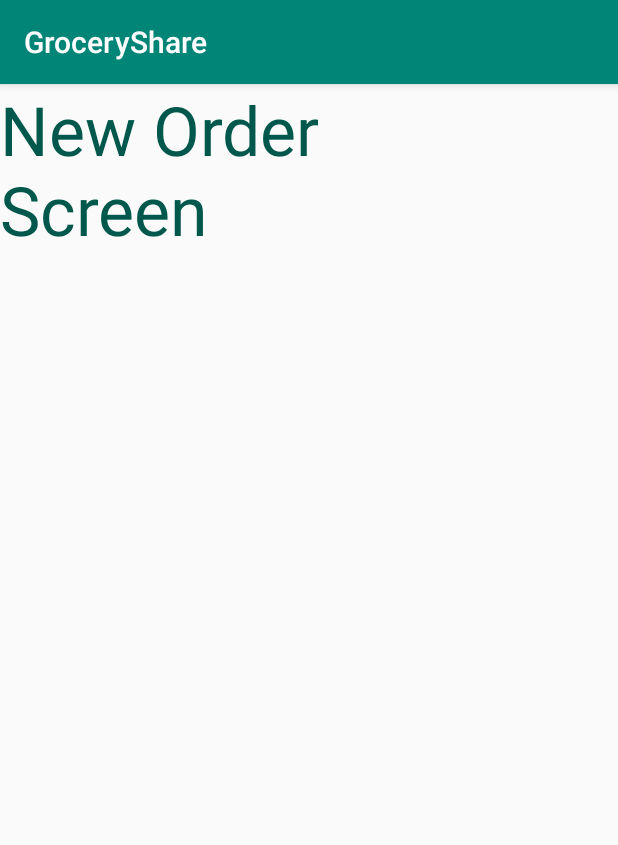
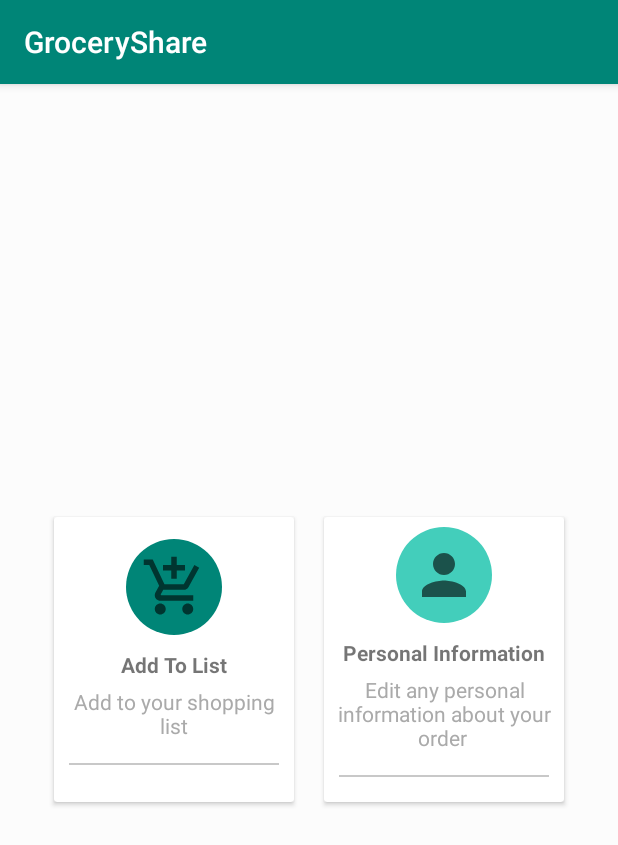
Before and after one commit to masher1/GroceryShare, an Android app: the OrderActivity screen opened directly, with no data from a screen before it, on a phone screen of 412 x 824 dp. Shown: the top 845 px of the screen. Run offline under Robolectric (Android 15) with nearby library versions, the light colour scheme and no system bars.

Commit message:
basic shopping list

```diff
--- a/app/src/main/AndroidManifest.xml
+++ b/app/src/main/AndroidManifest.xml
@@ -9,7 +9,9 @@
         android:roundIcon="@mipmap/ic_launcher_round"
         android:supportsRtl="true"
         android:theme="@style/AppTheme">
-        <activity android:name=".RatingActivity"></activity>
+        <activity android:name=".PersonalActivity"></activity>
+        <activity android:name=".ListActivity" />
+        <activity android:name=".RatingActivity" />
         <activity android:name=".SettingsActivity" />
         <activity android:name=".PastActivity" />
         <activity android:name=".PendingActivity" />
--- a/app/src/main/java/com/example/groceryshare/MainActivity.java
+++ b/app/src/main/java/com/example/groceryshare/MainActivity.java
@@ -16,7 +16,7 @@ public class MainActivity extends AppCompatActivity {
         super.onCreate(savedInstanceState);
         setContentView(R.layout.mainactivity);
 
-        loginbutton = (Button) findViewById(R.id.button);
+        loginbutton = findViewById(R.id.button);
         loginbutton.setOnClickListener(new View.OnClickListener() {
             @Override
             public void onClick(View v) {
@@ -25,7 +25,7 @@ public class MainActivity extends AppCompatActivity {
             }
         });
 
-        signupbutton = (Button) findViewById(R.id.button2);
+        signupbutton = findViewById(R.id.button2);
         signupbutton.setOnClickListener(new View.OnClickListener() {
             @Override
             public void onClick(View v) {
--- a/app/src/main/java/com/example/groceryshare/NewAccountActivity.java
+++ b/app/src/main/java/com/example/groceryshare/NewAccountActivity.java
@@ -16,7 +16,7 @@ public class NewAccountActivity extends AppCompatActivity {
         super.onCreate(savedInstanceState);
         setContentView(R.layout.newaccountactivity);
 
-        shopperbutton = (Button) findViewById(R.id.shopperbutton);
+        shopperbutton = findViewById(R.id.shopperbutton);
         shopperbutton.setOnClickListener(new View.OnClickListener() {
             @Override
             public void onClick(View v) {
@@ -25,7 +25,7 @@ public class NewAccountActivity extends AppCompatActivity {
             }
         });
 
-        buyerbutton = (Button) findViewById(R.id.buyerbutton);
+        buyerbutton = findViewById(R.id.buyerbutton);
         buyerbutton.setOnClickListener(new View.OnClickListener() {
             @Override
             public void onClick(View v) {
--- a/app/src/main/java/com/example/groceryshare/OrderActivity.java
+++ b/app/src/main/java/com/example/groceryshare/OrderActivity.java
@@ -1,14 +1,48 @@
 package com.example.groceryshare;
 
 import androidx.appcompat.app.AppCompatActivity;
+import androidx.cardview.widget.CardView;
 
+import android.content.Intent;
 import android.os.Bundle;
+import android.view.View;
 
 public class OrderActivity extends AppCompatActivity {
+    private CardView addlist;
+    private CardView personal;
 
     @Override
     protected void onCreate(Bundle savedInstanceState) {
         super.onCreate(savedInstanceState);
         setContentView(R.layout.orderactivity);
+
+
+        addlist = findViewById(R.id.addlistId);
+        addlist.setOnClickListener(new View.OnClickListener() {
+            @Override
+            public void onClick(View v) {
+                openlist();
+
+            }
+        });
+
+        personal = findViewById(R.id.personalid);
+        personal.setOnClickListener(new View.OnClickListener() {
+            @Override
+            public void onClick(View v) {
+                openpersonal();
+
+            }
+        });
+    }
+
+    public void openlist(){
+        Intent intent = new Intent(this, ListActivity.class);
+        startActivity(intent);
+    }
+
+    public void openpersonal(){
+        Intent intent = new Intent(this, PersonalActivity.class);
+        startActivity(intent);
     }
 }
--- /dev/null
+++ b/app/src/main/res/drawable/ic_baseline_add_shopping_cart_24.xml
@@ -0,0 +1,10 @@
+<vector xmlns:android="http://schemas.android.com/apk/res/android"
+    android:width="24dp"
+    android:height="24dp"
+    android:viewportWidth="24"
+    android:viewportHeight="24"
+    android:tint="?attr/colorControlNormal">
+  <path
+      android:fillColor="@android:color/white"
+      android:pathData="M11,9h2L13,6h3L16,4h-3L13,1h-2v3L8,4v2h3v3zM7,18c-1.1,0 -1.99,0.9 -1.99,2S5.9,22 7,22s2,-0.9 2,-2 -0.9,-2 -2,-2zM17,18c-1.1,0 -1.99,0.9 -1.99,2s0.89,2 1.99,2 2,-0.9 2,-2 -0.9,-2 -2,-2zM7.17,14.75l0.03,-0.12 0.9,-1.63h7.45c0.75,0 1.41,-0.41 1.75,-1.03l3.86,-7.01L19.42,4h-0.01l-1.1,2 -2.76,5L8.53,11l-0.13,-0.27L6.16,6l-0.95,-2 -0.94,-2L1,2v2h2l3.6,7.59 -1.35,2.45c-0.16,0.28 -0.25,0.61 -0.25,0.96 0,1.1 0.9,2 2,2h12v-2L7.42,15c-0.13,0 -0.25,-0.11 -0.25,-0.25z"/>
+</vector>
--- /dev/null
+++ b/app/src/main/res/drawable/ic_baseline_person_24.xml
@@ -0,0 +1,10 @@
+<vector xmlns:android="http://schemas.android.com/apk/res/android"
+    android:width="24dp"
+    android:height="24dp"
+    android:viewportWidth="24"
+    android:viewportHeight="24"
+    android:tint="?attr/colorControlNormal">
+  <path
+      android:fillColor="@android:color/white"
+      android:pathData="M12,12c2.21,0 4,-1.79 4,-4s-1.79,-4 -4,-4 -4,1.79 -4,4 1.79,4 4,4zM12,14c-2.67,0 -8,1.34 -8,4v2h16v-2c0,-2.66 -5.33,-4 -8,-4z"/>
+</vector>
--- a/app/src/main/res/layout/orderactivity.xml
+++ b/app/src/main/res/layout/orderactivity.xml
@@ -1,22 +1,112 @@
 <?xml version="1.0" encoding="utf-8"?>
-<androidx.constraintlayout.widget.ConstraintLayout xmlns:android="http://schemas.android.com/apk/res/android"
+<LinearLayout
+    xmlns:android="http://schemas.android.com/apk/res/android"
     xmlns:app="http://schemas.android.com/apk/res-auto"
     xmlns:tools="http://schemas.android.com/tools"
     android:layout_width="match_parent"
     android:layout_height="match_parent"
-    tools:context=".OrderActivity">
+    tools:context=".OrderActivity"
+    android:orientation="vertical"
+    android:padding="10dp"
+    android:background="#fcfcfc"
+    android:gravity="center"
+    android:id="@+id/ll">
 
-    <TextView
-        android:id="@+id/textView"
-        android:layout_width="262dp"
-        android:layout_height="123dp"
-        android:layout_alignParentTop="true"
-        android:layout_centerHorizontal="true"
-        android:layout_marginTop="110dp"
-        android:text="New Order Screen"
-        android:textSize="45dp"
-        android:textColor="@color/colorPrimaryDark"
-        tools:layout_editor_absoluteX="74dp"
-        tools:layout_editor_absoluteY="103dp"
-        tools:ignore="MissingConstraints" />
-</androidx.constraintlayout.widget.ConstraintLayout>
+    <LinearLayout
+        android:layout_width="match_parent"
+        android:layout_height="wrap_content"
+        android:clipToPadding="false"
+        android:gravity="center"
+        android:orientation="horizontal">
+
+        <androidx.cardview.widget.CardView
+            android:id="@+id/addlistId"
+            android:layout_width="160dp"
+            android:layout_height="190dp"
+            android:layout_margin="10dp"
+            android:clickable="true"
+            android:foreground="?android:attr/selectableItemBackground">
+
+            <LinearLayout
+                android:layout_width="match_parent"
+                android:layout_height="match_parent"
+                android:gravity="center"
+                android:orientation="vertical">
+
+                <ImageView
+                    android:layout_width="64dp"
+                    android:layout_height="64dp"
+                    android:background="@drawable/cercleshape"
+                    android:padding="10dp"
+                    android:src="@drawable/ic_baseline_add_shopping_cart_24" />
+
+                <TextView
+                    android:layout_width="wrap_content"
+                    android:layout_height="wrap_content"
+                    android:layout_marginTop="10dp"
+                    android:text="Add To List"
+                    android:textStyle="bold" />
+
+                <TextView
+                    android:layout_width="wrap_content"
+                    android:layout_height="wrap_content"
+                    android:gravity="center"
+                    android:padding="5dp"
+                    android:text="Add to your shopping list"
+                    android:textColor="@android:color/darker_gray" />
+
+                <View
+                    android:layout_width="match_parent"
+                    android:layout_height="1dp"
+                    android:layout_margin="10dp"
+                    android:background="@color/cardview_shadow_start_color" />
+
+            </LinearLayout>
+        </androidx.cardview.widget.CardView>
+
+        <androidx.cardview.widget.CardView
+            android:id="@+id/personalid"
+            android:layout_width="160dp"
+            android:layout_height="190dp"
+            android:layout_margin="10dp"
+            android:clickable="true"
+            android:foreground="?android:attr/selectableItemBackground">
+
+            <LinearLayout
+                android:layout_width="match_parent"
+                android:layout_height="match_parent"
+                android:gravity="center"
+                android:orientation="vertical">
+
+                <ImageView
+                    android:layout_width="64dp"
+                    android:layout_height="64dp"
+                    android:background="@drawable/cercleshape2"
+                    android:padding="10dp"
+                    android:src="@drawable/ic_baseline_person_24" />
+
+                <TextView
+                    android:layout_width="wrap_content"
+                    android:layout_height="wrap_content"
+                    android:layout_marginTop="10dp"
+                    android:text="Personal Information"
+                    android:textStyle="bold" />
+
+                <TextView
+                    android:layout_width="wrap_content"
+                    android:layout_height="wrap_content"
+                    android:gravity="center"
+                    android:padding="5dp"
+                    android:text="Edit any personal information about your order "
+                    android:textColor="@android:color/darker_gray" />
+
+                <View
+                    android:layout_width="match_parent"
+                    android:layout_height="1dp"
+                    android:layout_margin="10dp"
+                    android:background="@color/cardview_shadow_start_color" />
+
+            </LinearLayout>
+        </androidx.cardview.widget.CardView>
+    </LinearLayout>
+</LinearLayout>
```
Also changed, not shown: app/src/main/java/com/example/groceryshare/BuyerHomeScreen.java (+5 -5 lines), app/src/main/java/com/example/groceryshare/BuyerSignup.java (+8 -8 lines), app/src/main/java/com/example/groceryshare/ListActivity.java (added, +41 -0 lines), app/src/main/java/com/example/groceryshare/PersonalActivity.java (added, +14 -0 lines), app/src/main/java/com/example/groceryshare/ShopperSignup.java (+6 -6 lines), app/src/main/res/layout/listactivity.xml (added, +35 -0 lines), app/src/main/res/layout/personalactivity.xml (added, +9 -0 lines).
